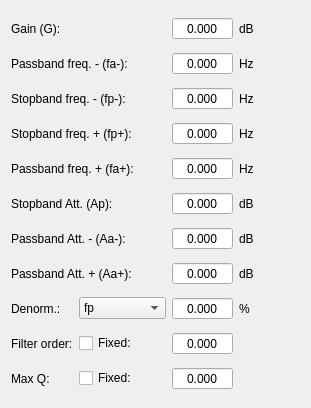
Old version of the form app/designer/filters_data/band_stop.ui in the repository grupo-tc-volcan/TP4.
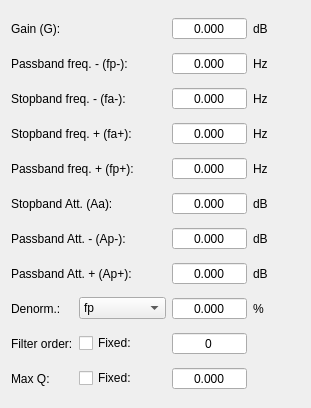
New version of the form.

Patch:
```diff
--- a/app/designer/filters_data/band_stop.ui
+++ b/app/designer/filters_data/band_stop.ui
@@ -38,6 +38,9 @@
      <property name="decimals">
       <number>3</number>
      </property>
+     <property name="maximum">
+      <double>300.000000000000000</double>
+     </property>
     </widget>
    </item>
    <item row="0" column="3">
@@ -50,7 +53,7 @@
    <item row="1" column="0" colspan="2">
     <widget class="QLabel" name="label_14">
      <property name="text">
-      <string>Passband freq. - (fa-):</string>
+      <string>Passband freq. - (fp-):</string>
      </property>
     </widget>
    </item>
@@ -71,6 +74,9 @@
      <property name="decimals">
       <number>3</number>
      </property>
+     <property name="maximum">
+      <double>1000000000000.000000000000000</double>
+     </property>
     </widget>
    </item>
    <item row="1" column="3">
@@ -83,7 +89,7 @@
    <item row="2" column="0" colspan="2">
     <widget class="QLabel" name="label_3">
      <property name="text">
-      <string>Stopband freq. - (fp-):</string>
+      <string>Stopband freq. - (fa-):</string>
      </property>
     </widget>
    </item>
@@ -104,6 +110,9 @@
      <property name="decimals">
       <number>3</number>
      </property>
+     <property name="maximum">
+      <double>1000000000000.000000000000000</double>
+     </property>
     </widget>
    </item>
    <item row="2" column="3">
@@ -116,7 +125,7 @@
    <item row="3" column="0" colspan="2">
     <widget class="QLabel" name="label_17">
      <property name="text">
-      <string>Stopband freq. + (fp+):</string>
+      <string>Stopband freq. + (fa+):</string>
      </property>
     </widget>
    </item>
@@ -137,6 +146,9 @@
      <property name="decimals">
       <number>3</number>
      </property>
+     <property name="maximum">
+      <double>1000000000000.000000000000000</double>
+     </property>
     </widget>
    </item>
    <item row="3" column="3">
@@ -149,7 +161,7 @@
    <item row="4" column="0" colspan="2">
     <widget class="QLabel" name="label_5">
      <property name="text">
-      <string>Passband freq. + (fa+):</string>
+      <string>Passband freq. + (fp+):</string>
      </property>
     </widget>
    </item>
@@ -170,6 +182,9 @@
      <property name="decimals">
       <number>3</number>
      </property>
+     <property name="maximum">
+      <double>1000000000000.000000000000000</double>
+     </property>
     </widget>
    </item>
    <item row="4" column="3">
@@ -182,7 +197,7 @@
    <item row="5" column="0" colspan="2">
     <widget class="QLabel" name="label_7">
      <property name="text">
-      <string>Stopband Att. (Ap):</string>
+      <string>Stopband Att. (Aa):</string>
      </property>
     </widget>
    </item>
@@ -203,6 +218,9 @@
      <property name="decimals">
       <number>3</number>
      </property>
+     <property name="maximum">
+      <double>300.000000000000000</double>
+     </property>
     </widget>
    </item>
    <item row="5" column="3">
@@ -215,7 +233,7 @@
    <item row="6" column="0" colspan="2">
     <widget class="QLabel" name="label_9">
      <property name="text">
-      <string>Passband Att. - (Aa-):</string>
+      <string>Passband Att. - (Ap-):</string>
      </property>
     </widget>
    </item>
@@ -236,6 +254,9 @@
      <property name="decimals">
       <number>3</number>
      </property>
+     <property name="maximum">
+      <double>300.000000000000000</double>
+     </property>
     </widget>
    </item>
    <item row="6" column="3">
@@ -262,6 +283,9 @@
      <property name="decimals">
       <number>3</number>
      </property>
+     <property name="maximum">
+      <double>300.000000000000000</double>
+     </property>
     </widget>
    </item>
    <item row="7" column="3">
@@ -314,6 +338,9 @@
      <property name="decimals">
       <number>3</number>
      </property>
+     <property name="maximum">
+      <double>100.000000000000000</double>
+     </property>
     </widget>
    </item>
    <item row="8" column="3">
@@ -352,7 +379,10 @@
       <bool>true</bool>
      </property>
      <property name="decimals">
-      <number>3</number>
+      <number>0</number>
+     </property>
+     <property name="maximum">
+      <double>20.000000000000000</double>
      </property>
     </widget>
    </item>
@@ -387,12 +417,15 @@
      <property name="decimals">
       <number>3</number>
      </property>
+     <property name="maximum">
+      <double>100.000000000000000</double>
+     </property>
     </widget>
    </item>
    <item row="7" column="0" colspan="2">
     <widget class="QLabel" name="label_20">
      <property name="text">
-      <string>Passband Att. + (Aa+):</string>
+      <string>Passband Att. + (Ap+):</string>
      </property>
     </widget>
    </item>
```
Left out of the diff: 2 changed lines with no effect on the pictures.
